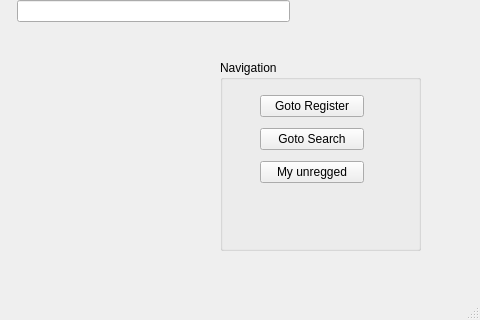
The window that chemReg/regchem.ui (dahlbma/scarab_tornado) describes before a commit, drawn with Qt 5; both pictures show x 720 to 1200 and y 480 to 800 of the 1200 by 800 pixel window.
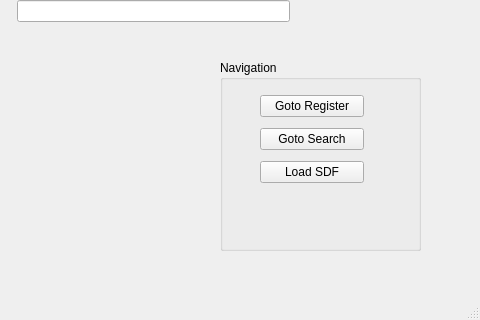
The same window after the commit.

Commit message: Load SDF

Diff of the .ui file:
```diff
--- a/chemReg/regchem.ui
+++ b/chemReg/regchem.ui
@@ -564,7 +564,7 @@
       <item>
        <widget class="QPushButton" name="myunregged_btn">
         <property name="text">
-         <string>My unregged</string>
+         <string>Load SDF</string>
         </property>
        </widget>
       </item>
```
Left out of the diff: 4 changed lines with no effect on the pictures. The commit also changes 1 other file.
